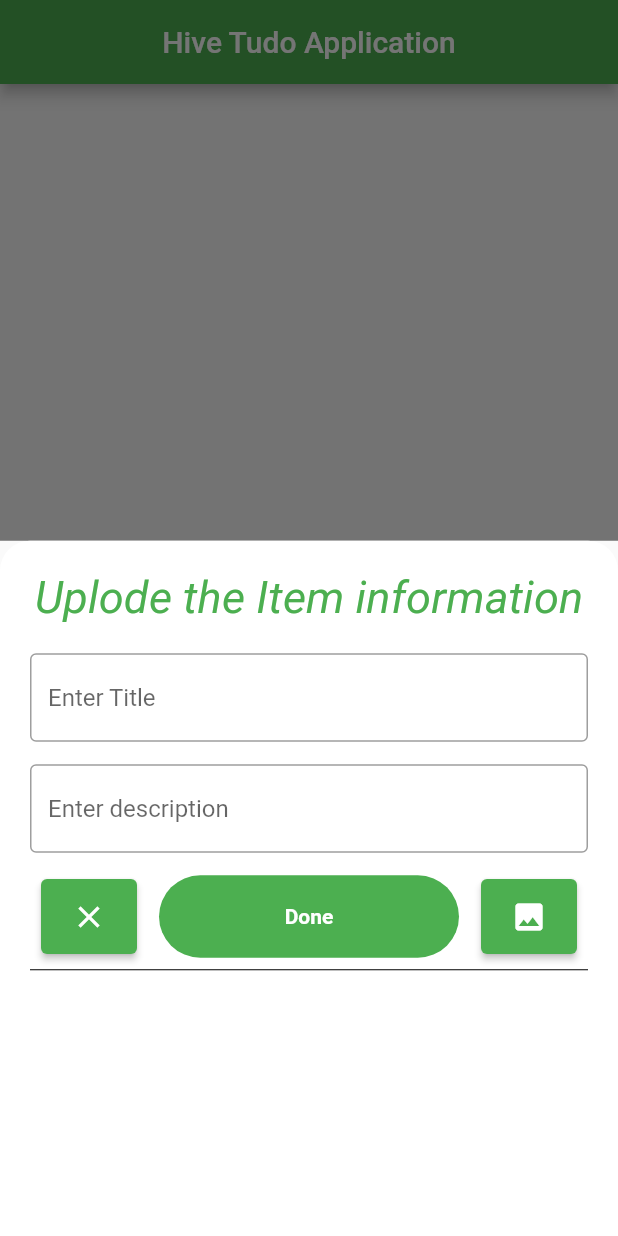
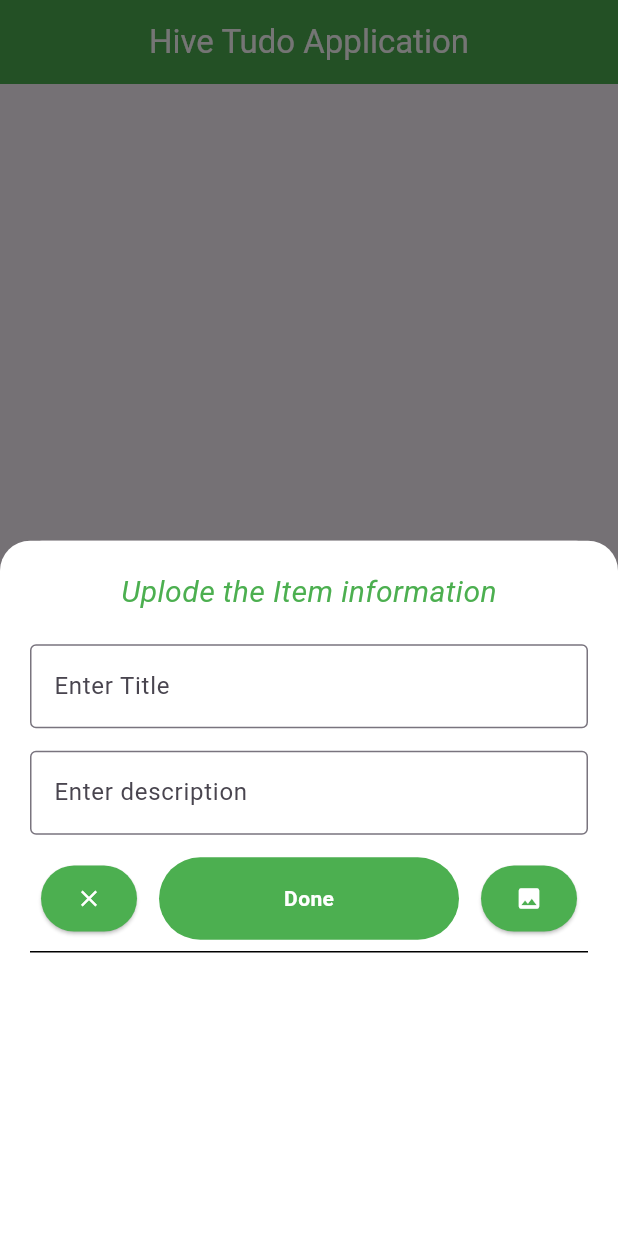
Before and after one commit to harisyounus921/tudo_with_hive, a Flutter app: the screen it shows after launch, after a tap on the "add" icon, on a phone screen of 412 x 824 dp. Run offline on Flutter 3.47's test engine with Material 2 defaults, Android fonts, the light colour scheme and no system bars; our stand-ins replace fluttertoast, hive, hive_flutter, image_picker; accounts and stored records are empty.

Commit message:
All work complete

```diff
--- a/lib/main.dart
+++ b/lib/main.dart
@@ -22,6 +22,7 @@ class MyApp extends StatelessWidget {
       debugShowCheckedModeBanner: false,
       title: 'Hive_tudo Application',
       theme: ThemeData(
+        useMaterial3: true,
         primarySwatch: Colors.blue,
       ),
       home: SplashScreen(),
--- a/lib/screens/homeScreen/homeScreen.dart
+++ b/lib/screens/homeScreen/homeScreen.dart
@@ -48,6 +48,7 @@ class _HomeScreen2State extends State<HomeScreen2>{
     return Scaffold(
       appBar: AppBar(
         automaticallyImplyLeading: false,
+        foregroundColor: Colors.white,
         centerTitle: true,
         backgroundColor: Colors.green,
         title: const Text('Hive Tudo Application'),
@@ -150,6 +151,7 @@ class _HomeScreen2State extends State<HomeScreen2>{
         },
       ),
       floatingActionButton: FloatingActionButton(
+        foregroundColor: Colors.white,
         backgroundColor: Colors.green,
         onPressed: ()async{
           _showDialog();
@@ -253,7 +255,7 @@ class _HomeScreen2State extends State<HomeScreen2>{
             ),
             const Text("Uplode the Item information",style: TextStyle(
               fontStyle: FontStyle.italic,
-              fontSize: 30.0,
+              fontSize: 20.0,
               color:Colors.green,
             )),
             const SizedBox(
@@ -293,7 +295,7 @@ class _HomeScreen2State extends State<HomeScreen2>{
                     style: ButtonStyle(
                       backgroundColor: MaterialStateProperty.all(Colors.green),
                       padding: MaterialStateProperty.all(const EdgeInsets.all(13)),
-                    ),child: const Icon(Icons.close)),
+                    ),child: const Icon(Icons.close,color: Colors.white,)),
                 GestureDetector(
                   onTap: (){
                     if(titleController.text.length<1){
@@ -335,7 +337,7 @@ class _HomeScreen2State extends State<HomeScreen2>{
                     style: ButtonStyle(
                       backgroundColor: MaterialStateProperty.all(Colors.green),
                       padding: MaterialStateProperty.all(const EdgeInsets.all(13)),
-                    ),child: const Icon(Icons.image)),
+                    ),child: const Icon(Icons.image,color: Colors.white)),
               ],
             ),
             const Divider(
```
Also changed, not shown: pubspec.lock, 1 other file.
